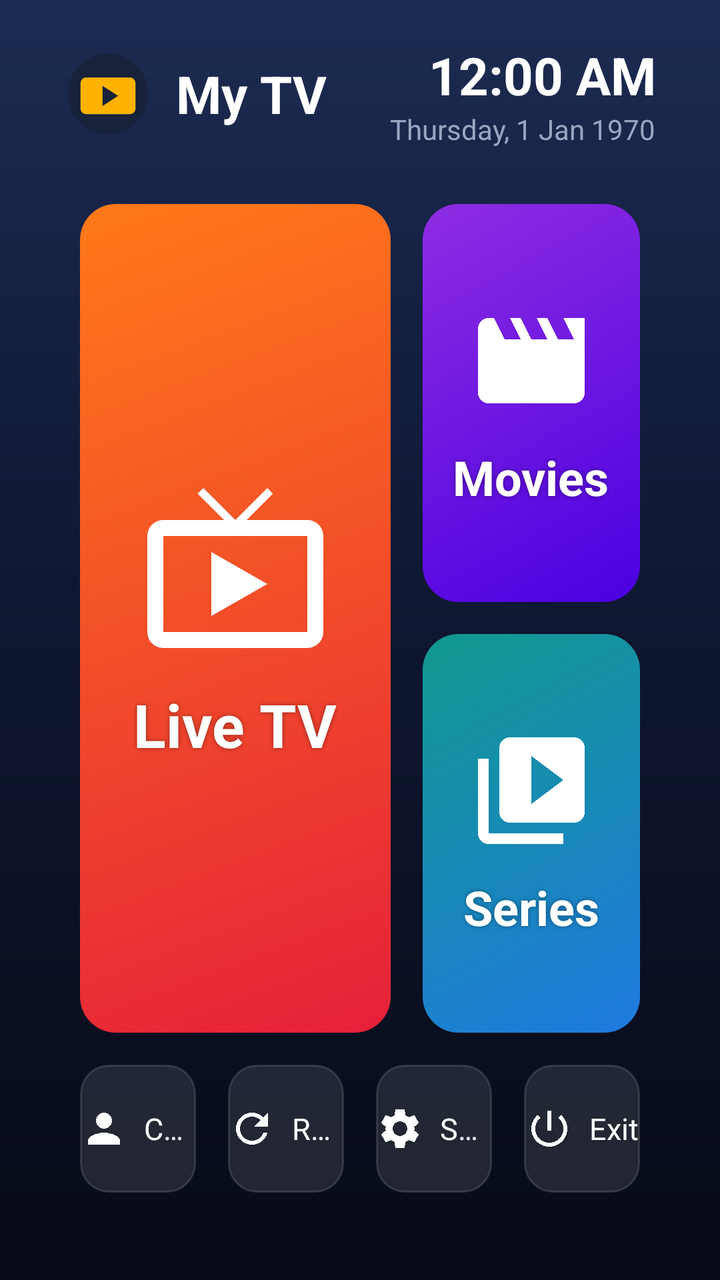
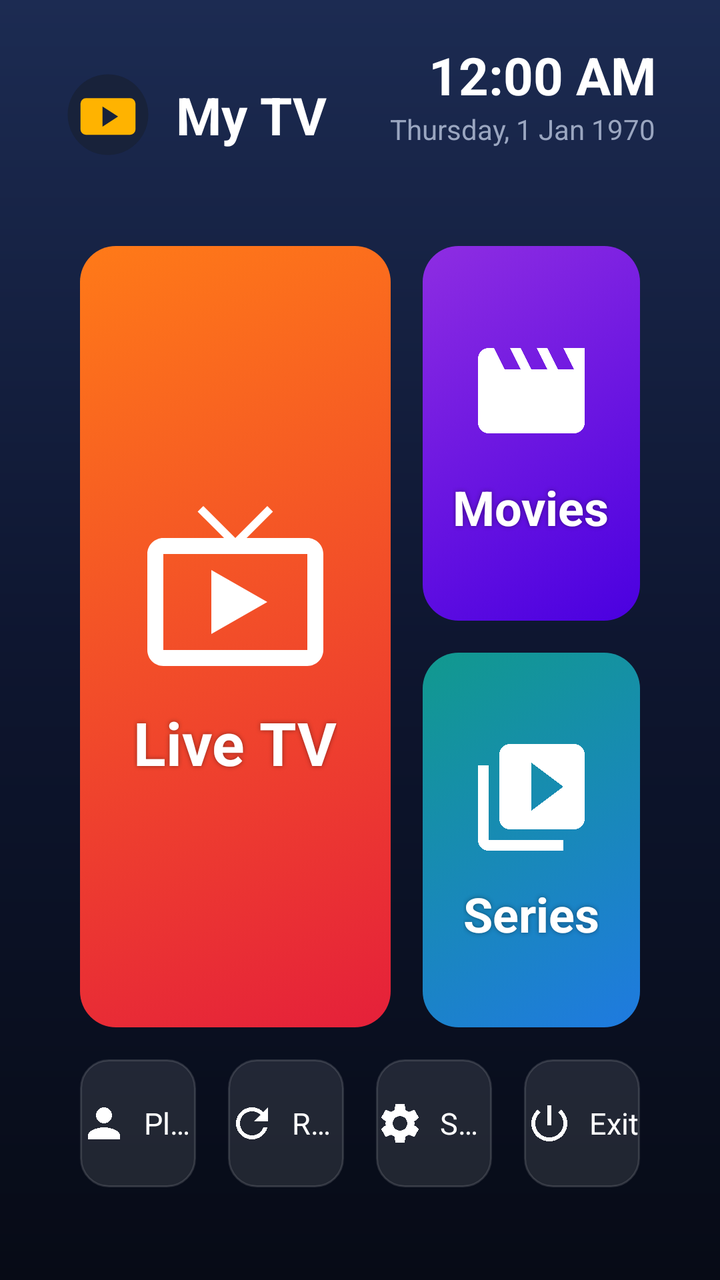

Two renders of the same Android screen: before a commit and after it. Below are the layout's source before the change and the commit's diff.
<!-- AndroidManifest.xml: application theme Theme.MyTV -->
<!-- res/layout/activity_home.xml -->
<?xml version="1.0" encoding="utf-8"?>
<LinearLayout xmlns:android="http://schemas.android.com/apk/res/android"
    android:layout_width="match_parent" android:layout_height="match_parent"
    android:background="@drawable/bg_home"
    android:orientation="vertical"
    android:paddingStart="32dp" android:paddingTop="20dp" android:paddingEnd="32dp" android:paddingBottom="16dp">

    
    <LinearLayout
        android:layout_width="match_parent" android:layout_height="wrap_content"
        android:gravity="center_vertical" android:orientation="horizontal">
        <ImageView
            android:layout_width="44dp" android:layout_height="44dp"
            android:src="@drawable/ic_launcher" />
        <TextView
            android:layout_width="0dp" android:layout_height="wrap_content" android:layout_weight="1"
            android:layout_marginStart="12dp"
            android:text="@string/app_name" android:textColor="@color/text_primary"
            android:textSize="26sp" android:textStyle="bold" />
        <LinearLayout
            android:layout_width="wrap_content" android:layout_height="wrap_content"
            android:gravity="end" android:orientation="vertical">
            <TextClock
                android:layout_width="wrap_content" android:layout_height="wrap_content"
                android:format12Hour="hh:mm a" android:format24Hour="HH:mm"
                android:textColor="@color/text_primary" android:textSize="26sp" android:textStyle="bold" />
            <TextClock
                android:layout_width="wrap_content" android:layout_height="wrap_content"
                android:format12Hour="EEEE, d MMM yyyy" android:format24Hour="EEEE, d MMM yyyy"
                android:textColor="@color/text_secondary" android:textSize="14sp" />
        </LinearLayout>
    </LinearLayout>

    
    <LinearLayout
        android:layout_width="match_parent" android:layout_height="0dp" android:layout_weight="1"
        android:layout_marginTop="20dp" android:orientation="horizontal">

        <LinearLayout
            android:id="@+id/tileLive"
            style="@style/HomeTile"
            android:layout_width="0dp" android:layout_height="match_parent" android:layout_weight="1.25"
            android:background="@drawable/bg_tile_live">
            <ImageView style="@style/HomeTileIcon" android:layout_width="96dp" android:layout_height="96dp"
                android:src="@drawable/ic_live" />
            <TextView style="@style/HomeTileText" android:textSize="30sp" android:text="@string/live" />
        </LinearLayout>

        <LinearLayout
            android:layout_width="0dp" android:layout_height="match_parent" android:layout_weight="1"
            android:orientation="vertical">
            <LinearLayout
                android:id="@+id/tileMovies"
                style="@style/HomeTile"
                android:layout_width="match_parent" android:layout_height="0dp" android:layout_weight="1"
                android:background="@drawable/bg_tile_movies">
                <ImageView style="@style/HomeTileIcon" android:src="@drawable/ic_movie" />
                <TextView style="@style/HomeTileText" android:text="@string/movies" />
            </LinearLayout>
            <LinearLayout
                android:id="@+id/tileSeries"
                style="@style/HomeTile"
                android:layout_width="match_parent" android:layout_height="0dp" android:layout_weight="1"
                android:background="@drawable/bg_tile_series">
                <ImageView style="@style/HomeTileIcon" android:src="@drawable/ic_series" />
                <TextView style="@style/HomeTileText" android:text="@string/series" />
            </LinearLayout>
        </LinearLayout>
    </LinearLayout>

    
    <LinearLayout
        android:layout_width="match_parent" android:layout_height="64dp"
        android:layout_marginTop="8dp" android:orientation="horizontal">
        <LinearLayout android:id="@+id/btnAccount" style="@style/HomeSmallBtn">
            <ImageView style="@style/HomeSmallIcon" android:src="@drawable/ic_account" />
            <TextView style="@style/HomeSmallText" android:text="@string/edit_account" />
        </LinearLayout>
        <LinearLayout android:id="@+id/btnReload" style="@style/HomeSmallBtn">
            <ImageView style="@style/HomeSmallIcon" android:src="@drawable/ic_reload" />
            <TextView style="@style/HomeSmallText" android:text="@string/reload" />
        </LinearLayout>
        <LinearLayout android:id="@+id/btnSettings" style="@style/HomeSmallBtn">
            <ImageView style="@style/HomeSmallIcon" android:src="@drawable/ic_settings" />
            <TextView style="@style/HomeSmallText" android:text="@string/settings" />
        </LinearLayout>
        <LinearLayout android:id="@+id/btnExit" style="@style/HomeSmallBtn">
            <ImageView style="@style/HomeSmallIcon" android:src="@drawable/ic_exit" />
            <TextView style="@style/HomeSmallText" android:text="@string/exit" />
        </LinearLayout>
    </LinearLayout>

    
    <LinearLayout
        android:layout_width="match_parent" android:layout_height="wrap_content"
        android:layout_marginTop="10dp" android:orientation="horizontal">
        <TextView
            android:id="@+id/tvAccount"
            android:layout_width="0dp" android:layout_height="wrap_content" android:layout_weight="1"
            android:textColor="@color/text_secondary" android:textSize="13sp" />
        <TextView
            android:id="@+id/tvExpiry"
            android:layout_width="wrap_content" android:layout_height="wrap_content"
            android:textColor="@color/text_secondary" android:textSize="13sp" />
    </LinearLayout>
</LinearLayout>
<!-- resources referenced by this layout -->
<resources>
  <color name="text_primary">#FFFFFF</color>
  <color name="text_secondary">#9AA6C0</color>
  <!-- drawable bg_home (drawable) -->
  <?xml version="1.0" encoding="utf-8"?>
  <shape xmlns:android="http://schemas.android.com/apk/res/android">
      <gradient android:angle="270"
          android:startColor="#FF1C2B52" android:centerColor="#FF0E1630" android:endColor="#FF070B16" />
  </shape>
  <!-- drawable ic_account (drawable) -->
  <?xml version="1.0" encoding="utf-8"?>
  <vector xmlns:android="http://schemas.android.com/apk/res/android"
      android:width="24dp" android:height="24dp" android:viewportWidth="24" android:viewportHeight="24">
      <path android:fillColor="#FFFFFFFF" android:pathData="M12,12c2.21,0 4,-1.79 4,-4s-1.79,-4 -4,-4 -4,1.79 -4,4 1.79,4 4,4zM12,14c-2.67,0 -8,1.34 -8,4v2h16v-2c0,-2.66 -5.33,-4 -8,-4z" />
  </vector>
  <!-- drawable ic_movie (drawable) -->
  <?xml version="1.0" encoding="utf-8"?>
  <vector xmlns:android="http://schemas.android.com/apk/res/android"
      android:width="24dp" android:height="24dp" android:viewportWidth="24" android:viewportHeight="24">
      <path android:fillColor="#FFFFFFFF" android:pathData="M18,4l2,4h-3l-2,-4h-2l2,4h-3l-2,-4H8l2,4H7L5,4H4c-1.1,0 -1.99,0.9 -1.99,2L2,18c0,1.1 0.9,2 2,2h16c1.1,0 2,-0.9 2,-2V4h-4z" />
  </vector>
  <!-- drawable ic_series (drawable) -->
  <?xml version="1.0" encoding="utf-8"?>
  <vector xmlns:android="http://schemas.android.com/apk/res/android"
      android:width="24dp" android:height="24dp" android:viewportWidth="24" android:viewportHeight="24">
      <path android:fillColor="#FFFFFFFF" android:pathData="M4,6H2v14c0,1.1 0.9,2 2,2h14v-2H4V6zM20,2H8c-1.1,0 -2,0.9 -2,2v12c0,1.1 0.9,2 2,2h12c1.1,0 2,-0.9 2,-2V4c0,-1.1 -0.9,-2 -2,-2zM12,14.5v-9l6,4.5 -6,4.5z" />
  </vector>
  <string name="app_name">My TV</string>
  <string name="edit_account">Change subscription</string>
  <string name="exit">Exit</string>
  <string name="live">Live TV</string>
  <string name="movies">Movies</string>
  <string name="reload">Reload data</string>
  <string name="series">Series</string>
  <string name="settings">Settings</string>
  <style name="HomeSmallIcon">
          <item name="android:layout_width">24dp</item>
          <item name="android:layout_height">24dp</item>
          <item name="android:importantForAccessibility">no</item>
      </style>
  <style name="HomeSmallText">
          <item name="android:layout_width">wrap_content</item>
          <item name="android:layout_height">wrap_content</item>
          <item name="android:layout_marginStart">8dp</item>
          <item name="android:textColor">#FFFFFFFF</item>
          <item name="android:textSize">15sp</item>
          <item name="android:maxLines">1</item>
          <item name="android:ellipsize">end</item>
      </style>
  <style name="HomeTile">
          <item name="android:layout_margin">8dp</item>
          <item name="android:orientation">vertical</item>
          <item name="android:gravity">center</item>
          <item name="android:focusable">true</item>
          <item name="android:clickable">true</item>
      </style>
  <style name="HomeTileIcon">
          <item name="android:layout_width">64dp</item>
          <item name="android:layout_height">64dp</item>
          <item name="android:importantForAccessibility">no</item>
      </style>
  <style name="HomeTileText">
          <item name="android:layout_width">wrap_content</item>
          <item name="android:layout_height">wrap_content</item>
          <item name="android:layout_marginTop">10dp</item>
          <item name="android:textColor">#FFFFFFFF</item>
          <item name="android:textSize">24sp</item>
          <item name="android:textStyle">bold</item>
          <item name="android:shadowColor">#66000000</item>
          <item name="android:shadowRadius">6</item>
      </style>
  <color name="accent">#FFB300</color>
  <color name="bg">#0E1525</color>
  <!-- unchanged entries left out for length: 11 -->
</resources>

<!-- the commit's change to res/layout/activity_home.xml (unified diff, before → after) -->
@@ -28,6 +28,11 @@
                 android:layout_width="wrap_content" android:layout_height="wrap_content"
                 android:format12Hour="EEEE, d MMM yyyy" android:format24Hour="EEEE, d MMM yyyy"
                 android:textColor="@color/text_secondary" android:textSize="14sp" />
+            <TextView
+                android:id="@+id/tvWeather"
+                android:layout_width="wrap_content" android:layout_height="wrap_content"
+                android:layout_marginTop="2dp"
+                android:textColor="@color/accent" android:textSize="14sp" />
         </LinearLayout>
     </LinearLayout>
 
@@ -72,9 +77,9 @@
     <LinearLayout
         android:layout_width="match_parent" android:layout_height="64dp"
         android:layout_marginTop="8dp" android:orientation="horizontal">
-        <LinearLayout android:id="@+id/btnAccount" style="@style/HomeSmallBtn">
+        <LinearLayout android:id="@+id/btnPlaylists" style="@style/HomeSmallBtn">
             <ImageView style="@style/HomeSmallIcon" android:src="@drawable/ic_account" />
-            <TextView style="@style/HomeSmallText" android:text="@string/edit_account" />
+            <TextView style="@style/HomeSmallText" android:text="@string/playlists" />
         </LinearLayout>
         <LinearLayout android:id="@+id/btnReload" style="@style/HomeSmallBtn">
             <ImageView style="@style/HomeSmallIcon" android:src="@drawable/ic_reload" />
@@ -97,10 +102,10 @@
         <TextView
             android:id="@+id/tvAccount"
             android:layout_width="0dp" android:layout_height="wrap_content" android:layout_weight="1"
-            android:textColor="@color/text_secondary" android:textSize="13sp" />
+            android:textColor="@color/text_primary" android:textSize="15sp" />
         <TextView
             android:id="@+id/tvExpiry"
             android:layout_width="wrap_content" android:layout_height="wrap_content"
-            android:textColor="@color/text_secondary" android:textSize="13sp" />
+            android:textColor="@color/accent" android:textSize="15sp" android:textStyle="bold" />
     </LinearLayout>
 </LinearLayout>
<!-- resource entries referenced after the edit -->
@@ -27,10 +27,10 @@
       <path android:fillColor="#FFFFFFFF" android:pathData="M4,6H2v14c0,1.1 0.9,2 2,2h14v-2H4V6zM20,2H8c-1.1,0 -2,0.9 -2,2v12c0,1.1 0.9,2 2,2h12c1.1,0 2,-0.9 2,-2V4c0,-1.1 -0.9,-2 -2,-2zM12,14.5v-9l6,4.5 -6,4.5z" />
   </vector>
   <string name="app_name">My TV</string>
-  <string name="edit_account">Change subscription</string>
   <string name="exit">Exit</string>
   <string name="live">Live TV</string>
   <string name="movies">Movies</string>
+  <string name="playlists">Playlists</string>
   <string name="reload">Reload data</string>
   <string name="series">Series</string>
   <string name="settings">Settings</string>
